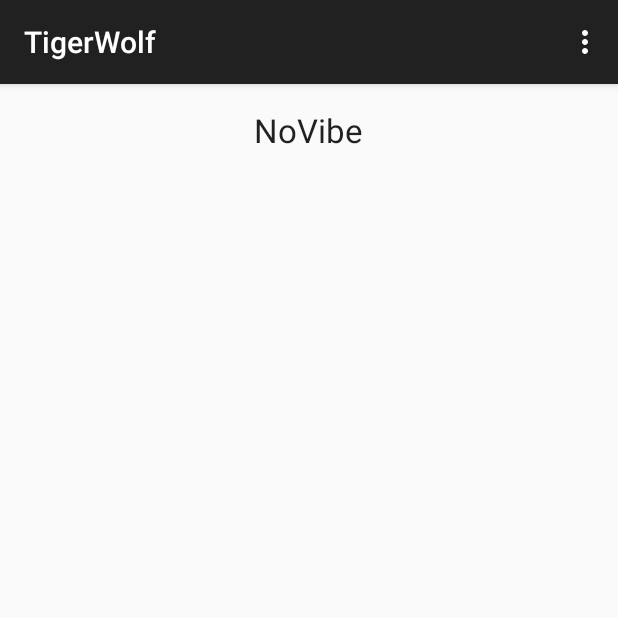
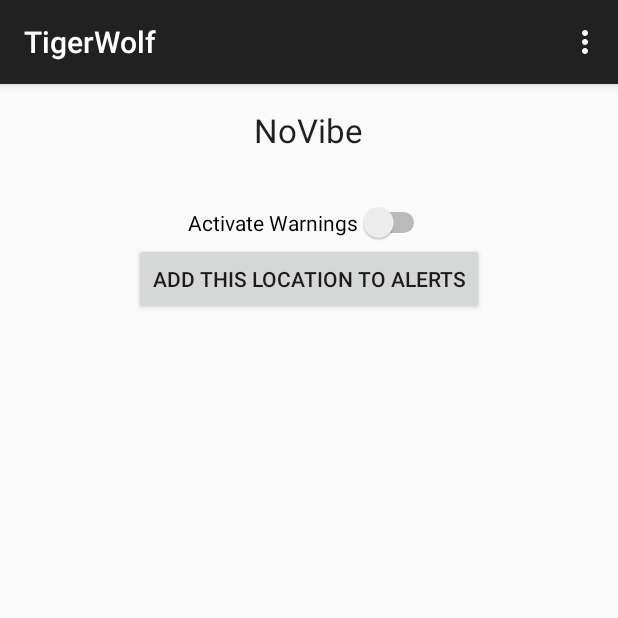
Before and after one commit to jcavendish14/NoVibe, an Android app: the screen it shows after launch (MainActivity), on a phone screen of 412 x 824 dp, the top half of it. Run offline under Robolectric (Android 15) with nearby library versions, the phone set to English and light mode, and no system bars.

Commit message:
New slider and button added.

```diff
--- a/app/src/main/res/layout/activity_main.xml
+++ b/app/src/main/res/layout/activity_main.xml
@@ -14,4 +14,22 @@
         android:layout_alignParentTop="true"
         android:layout_centerHorizontal="true" />
 
+    <Switch
+        android:layout_width="wrap_content"
+        android:layout_height="wrap_content"
+        android:text="Activate Warnings"
+        android:id="@+id/switch1"
+        android:layout_marginTop="33dp"
+        android:checked="false"
+        android:layout_below="@+id/textView"
+        android:layout_centerHorizontal="true" />
+
+    <Button
+        android:layout_width="wrap_content"
+        android:layout_height="wrap_content"
+        android:text="Add This Location To Alerts"
+        android:id="@+id/button"
+        android:layout_below="@+id/switch1"
+        android:layout_centerHorizontal="true" />
+
 </RelativeLayout>
```
Also changed, not shown: 1 other file.
